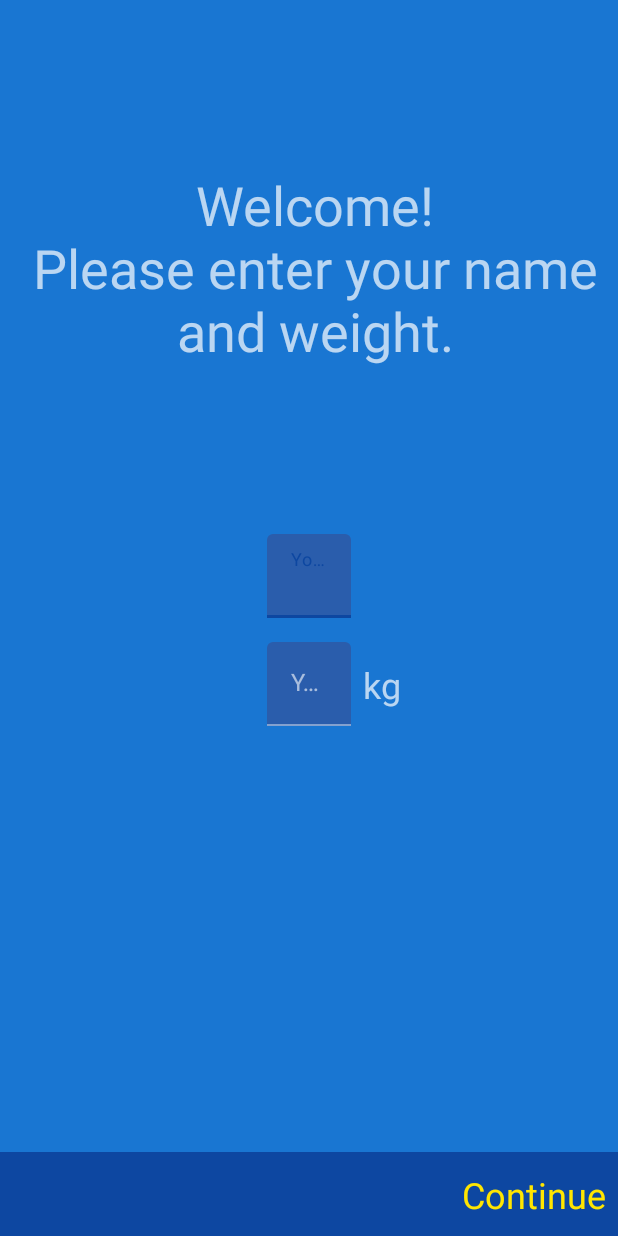
After one commit to amiratashani/RunningTrackerApp, an Android app: the fragment SetupFragment shown on its own in the app's theme, on a phone screen of 412 x 824 dp. The commit adds this screen. Run offline under Robolectric (Android 15) with nearby library versions, the phone set to English and light mode, and no system bars.

Commit message:
add all fragments and ViewModels create Repository add timber in application

```diff
--- a/app/build.gradle
+++ b/app/build.gradle
@@ -49,6 +49,7 @@ dependencies {
     implementation 'androidx.core:core-ktx:1.3.1'
     implementation 'androidx.appcompat:appcompat:1.2.0'
     implementation 'androidx.constraintlayout:constraintlayout:2.0.1'
+    implementation 'androidx.legacy:legacy-support-v4:1.0.0'
     testImplementation 'junit:junit:4.13'
     androidTestImplementation 'androidx.test.ext:junit:1.1.2'
     androidTestImplementation 'androidx.test.espresso:espresso-core:3.3.0'
--- a/app/src/main/AndroidManifest.xml
+++ b/app/src/main/AndroidManifest.xml
@@ -16,7 +16,7 @@
         android:supportsRtl="true"
         android:theme="@style/AppTheme">
         <activity
-            android:name=".MainActivity"
+            android:name=".ui.MainActivity"
             android:launchMode="singleTask">
             <intent-filter>
                 <action android:name="android.intent.action.MAIN" />
--- a/app/src/main/java/com/example/runningtrackerapp/BaseApplication.kt
+++ b/app/src/main/java/com/example/runningtrackerapp/BaseApplication.kt
@@ -2,8 +2,12 @@ package com.example.runningtrackerapp
 
 import android.app.Application
 import dagger.hilt.android.HiltAndroidApp
+import timber.log.Timber
 
 @HiltAndroidApp
 class BaseApplication : Application(){
-
+    override fun onCreate() {
+        super.onCreate()
+        Timber.plant(Timber.DebugTree())
+    }
 }
--- a/app/src/main/java/com/example/runningtrackerapp/MainActivity.kt
+++ b/app/src/main/java/com/example/runningtrackerapp/ui/MainActivity.kt
@@ -1,9 +1,8 @@
-package com.example.runningtrackerapp
+package com.example.runningtrackerapp.ui
 
 import androidx.appcompat.app.AppCompatActivity
 import android.os.Bundle
-import com.example.runningtrackerapp.db.Run
-import com.example.runningtrackerapp.db.RunDAO
+import com.example.runningtrackerapp.R
 
 class MainActivity : AppCompatActivity() {
 
--- /dev/null
+++ b/app/src/main/java/com/example/runningtrackerapp/ui/fragments/SetupFragment.kt
@@ -0,0 +1,23 @@
+package com.example.runningtrackerapp.ui.fragments
+
+import android.os.Bundle
+import androidx.fragment.app.Fragment
+import android.view.LayoutInflater
+import android.view.View
+import android.view.ViewGroup
+import com.example.runningtrackerapp.R
+
+
+class SetupFragment : Fragment() {
+
+
+    override fun onCreateView(
+        inflater: LayoutInflater, container: ViewGroup?,
+        savedInstanceState: Bundle?
+    ): View? {
+        // Inflate the layout for this fragment
+        return inflater.inflate(R.layout.fragment_setup, container, false)
+    }
+
+
+}
--- a/app/src/main/res/layout/activity_main.xml
+++ b/app/src/main/res/layout/activity_main.xml
@@ -5,7 +5,7 @@
     android:id="@+id/rootView"
     android:layout_width="match_parent"
     android:layout_height="match_parent"
-    tools:context=".MainActivity">
+    tools:context=".ui.MainActivity">
 
     <com.google.android.material.appbar.AppBarLayout
         android:id="@+id/appBarLayout"
--- /dev/null
+++ b/app/src/main/res/layout/fragment_setup.xml
@@ -0,0 +1,94 @@
+<?xml version="1.0" encoding="utf-8"?>
+<androidx.constraintlayout.widget.ConstraintLayout xmlns:android="http://schemas.android.com/apk/res/android"
+    xmlns:app="http://schemas.android.com/apk/res-auto"
+    android:layout_width="match_parent"
+    android:layout_height="match_parent">
+
+    <TextView
+        android:id="@+id/tvWelcome"
+        android:layout_width="wrap_content"
+        android:layout_height="wrap_content"
+        android:layout_marginStart="8dp"
+        android:text="Welcome!\nPlease enter your name and weight."
+        android:textAlignment="center"
+        android:textSize="36sp"
+        app:layout_constraintBottom_toTopOf="@+id/tilName"
+        app:layout_constraintLeft_toLeftOf="parent"
+        app:layout_constraintRight_toRightOf="parent"
+        app:layout_constraintTop_toTopOf="parent" />
+
+    <com.google.android.material.textfield.TextInputLayout
+        android:id="@+id/tilName"
+        android:layout_width="wrap_content"
+        android:layout_height="wrap_content"
+        app:layout_constraintBottom_toTopOf="@+id/constraintLayout"
+        app:layout_constraintEnd_toEndOf="parent"
+        app:layout_constraintHorizontal_bias="0.5"
+        app:layout_constraintStart_toStartOf="parent"
+        app:layout_constraintTop_toTopOf="parent">
+
+        <com.google.android.material.textfield.TextInputEditText
+            android:id="@+id/etName"
+            android:layout_width="match_parent"
+            android:layout_height="wrap_content"
+            android:ems="10"
+            android:hint="Your Name"
+            android:inputType="textPersonName" />
+
+    </com.google.android.material.textfield.TextInputLayout>
+
+    <com.google.android.material.textfield.TextInputLayout
+        android:id="@+id/tilWeight"
+        android:layout_width="wrap_content"
+        android:layout_height="wrap_content"
+        android:layout_marginTop="16dp"
+        app:layout_constraintStart_toStartOf="@+id/tilName"
+        app:layout_constraintTop_toBottomOf="@+id/tilName">
+
+        <com.google.android.material.textfield.TextInputEditText
+            android:id="@+id/etWeight"
+            android:layout_width="wrap_content"
+            android:layout_height="wrap_content"
+            android:hint="Your Weight"
+            android:ems="10"
+            android:inputType="numberDecimal" />
+
+    </com.google.android.material.textfield.TextInputLayout>
+
+    <TextView
+        android:id="@+id/tvWeight"
+        android:layout_width="wrap_content"
+        android:layout_height="wrap_content"
+        android:layout_marginStart="8dp"
+        android:text="kg"
+        android:textSize="24sp"
+        app:layout_constraintBottom_toBottomOf="@+id/tilWeight"
+        app:layout_constraintLeft_toRightOf="@id/tilWeight"
+        app:layout_constraintTop_toTopOf="@+id/tilWeight" />
+
+    <androidx.constraintlayout.widget.ConstraintLayout
+        android:id="@+id/constraintLayout"
+        android:layout_width="match_parent"
+        android:layout_height="56dp"
+        android:background="@color/md_blue_900"
+        android:padding="8dp"
+        app:layout_constraintBottom_toBottomOf="parent"
+        app:layout_constraintEnd_toEndOf="parent"
+        app:layout_constraintHorizontal_bias="0.5"
+        app:layout_constraintStart_toStartOf="parent">
+
+        <TextView
+            android:id="@+id/tvContinue"
+            android:layout_width="wrap_content"
+            android:layout_height="wrap_content"
+            android:text="Continue"
+            android:textColor="@color/colorAccent"
+            android:textSize="24sp"
+            app:layout_constraintBottom_toBottomOf="parent"
+            app:layout_constraintEnd_toEndOf="parent"
+            app:layout_constraintTop_toTopOf="parent" />
+
+    </androidx.constraintlayout.widget.ConstraintLayout>
+
+
+</androidx.constraintlayout.widget.ConstraintLayout>
--- a/app/src/main/res/values/strings.xml
+++ b/app/src/main/res/values/strings.xml
@@ -7,5 +7,6 @@
         <item>Average Speed</item>
         <item>Calories Burned</item>
     </string-array>
-    <string name="google_maps_key" templateMergeStrategy="preserve" translatable="false">ENTER YOUR API KEY HERE</string>
+    <string name="google_maps_key" templateMergeStrategy="preserve" translatable="false">AIzaSyBv-XScqJpKF9u6qclHK7vTq4Q4UK5v0X4</string>
+
 </resources>
```
Also changed, not shown: app/src/main/java/com/example/runningtrackerapp/repositories/MainRepository.kt (added, +8 -0 lines), app/src/main/java/com/example/runningtrackerapp/ui/fragments/RunFragment.kt (added, +25 -0 lines), app/src/main/java/com/example/runningtrackerapp/ui/fragments/SettingsFragment.kt (added, +22 -0 lines), app/src/main/java/com/example/runningtrackerapp/ui/fragments/StatisticsFragment.kt (added, +26 -0 lines), app/src/main/java/com/example/runningtrackerapp/ui/fragments/TrackingFragment.kt (added, +27 -0 lines), app/src/main/java/com/example/runningtrackerapp/ui/viewmodels/MainViewModel.kt (added, +10 -0 lines), app/src/main/java/com/example/runningtrackerapp/ui/viewmodels/StatisticsViewModel.kt (added, +11 -0 lines), app/src/main/res/layout/fragment_run.xml (added, +52 -0 lines), app/src/main/res/layout/fragment_settings.xml (added, +65 -0 lines), app/src/main/res/layout/fragment_statistics.xml (added, +114 -0 lines), app/src/main/res/layout/fragment_tracking.xml (added, +81 -0 lines).
